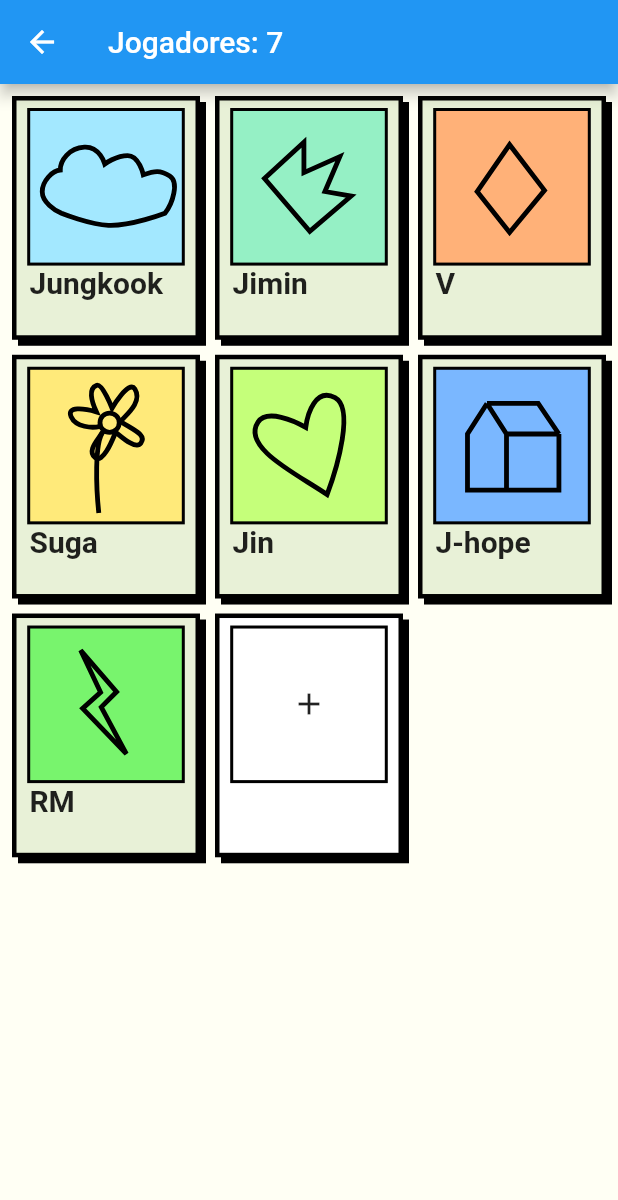
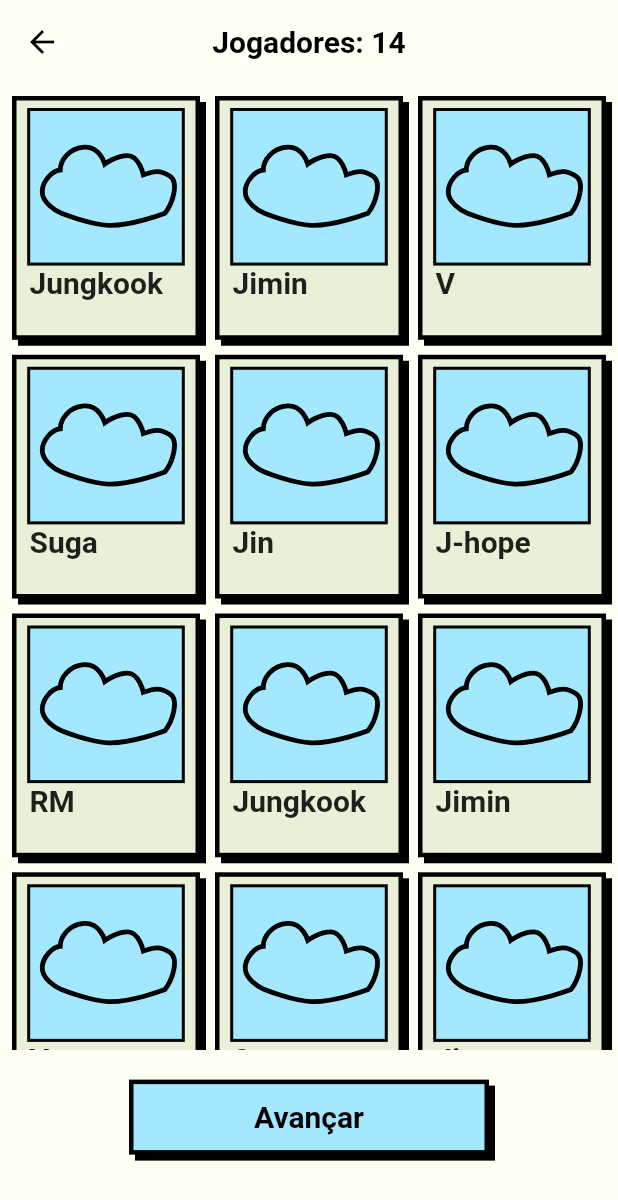
Before and after one commit to arthwrvl/FakeArtist, a Flutter app: the PlayerGrid screen opened directly, on a phone screen of 412 x 824 dp. Shown: the top 1200 px of the screen. Run offline on Flutter 3.47's test engine with Material 2 defaults, Android fonts, the phone set to English and light mode, and no system bars; drawn by our look-alikes of reorderable_grid_view; our stand-ins replace flutter_svg, lottie.

Commit message:
add scroll on player grid

```diff
--- a/lib/data/players.dart
+++ b/lib/data/players.dart
@@ -6,4 +6,11 @@ List<String> players = [
   "Jin",
   "J-hope",
   "RM",
+  "Jungkook",
+  "Jimin",
+  "V",
+  "Suga",
+  "Jin",
+  "J-hope",
+  "RM",
 ];
--- a/lib/pages/player_list.dart
+++ b/lib/pages/player_list.dart
@@ -2,21 +2,13 @@ import 'package:fake_artist/classes/player.dart';
 import 'package:fake_artist/data/players.dart';
 import 'package:fake_artist/styles/colors.dart';
 import 'package:fake_artist/styles/drawings.dart';
+import 'package:fake_artist/widgets/button.dart';
 import 'package:fake_artist/widgets/player_card.dart';
 import 'package:flutter/material.dart';
 import 'package:flutter/src/widgets/framework.dart';
 import 'package:flutter/src/widgets/placeholder.dart';
 import 'package:flutter_svg/svg.dart';
 import 'package:reorderable_grid_view/reorderable_grid_view.dart';
-
-class PlayerList extends StatelessWidget {
-  const PlayerList({super.key});
-
-  @override
-  Widget build(BuildContext context) {
-    return const Placeholder();
-  }
-}
 
 class PlayerGrid extends StatefulWidget {
   const PlayerGrid({super.key});
@@ -34,17 +26,20 @@ class _PlayerGridState extends State<PlayerGrid> {
     if (start) {
       start = false;
       for (int i = 0; i < players.length; i++) {
-        playerClasses.add(Player(players[i], colors[i], icons[i]));
+        playerClasses.add(Player(players[i], colors[0], icons[0]));
       }
     }
     return Scaffold(
       appBar: AppBar(
         title: Text("Jogadores: ${playerClasses.length}"),
       ),
-      body: Center(
-        // use ReorderableGridView.count() when version >= 2.0.0
-        // else use ReorderableGridView()
+      body: Column(
+        children: [
+          SizedBox(
+            height: size.height / 1.28,
             child: ReorderableGridView.count(
+              shrinkWrap: true,
+              physics: const ScrollPhysics(),
               crossAxisSpacing: 10,
               mainAxisSpacing: 10,
               crossAxisCount: 3,
@@ -84,6 +79,13 @@ class _PlayerGridState extends State<PlayerGrid> {
                   )
                   .toList(),
             ),
+          ),
+          Padding(
+            padding: const EdgeInsets.only(top: 20),
+            child:
+                CustomButton(buttonText: "Avançar", onPressed: () {}, type: 1),
+          ),
+        ],
       ),
     );
   }
```
Also changed, not shown: lib/main.dart (+13 -2 lines). Lines whose indentation alone changed are shown as unchanged.
